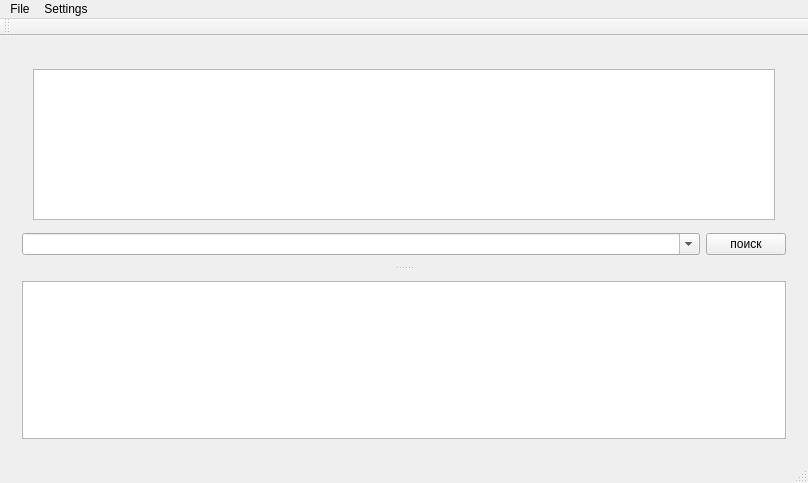
Above: mainwindow.ui from ionson100/bsrlog before the change. Below: the same form after it.
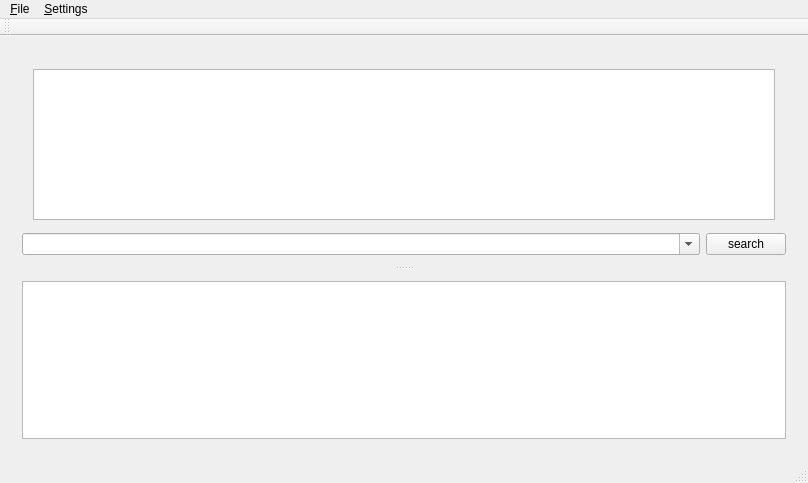
That is the form after the change.

```diff
--- a/mainwindow.ui
+++ b/mainwindow.ui
@@ -64,7 +64,7 @@
           <item>
            <widget class="QPushButton" name="pushButton">
             <property name="text">
-             <string>поиск</string>
+             <string>search</string>
             </property>
            </widget>
           </item>
@@ -97,7 +97,7 @@
    </property>
    <widget class="QMenu" name="menusettings">
     <property name="title">
-     <string>File</string>
+     <string>&amp;File</string>
     </property>
     <addaction name="separator"/>
     <addaction name="actionopen"/>
@@ -105,7 +105,7 @@
    </widget>
    <widget class="QMenu" name="menusettings_2">
     <property name="title">
-     <string>Settings</string>
+     <string>&amp;Settings</string>
     </property>
     <addaction name="actionSearch_list"/>
    </widget>
```
Left out of the diff: 2 changed lines with no effect on the pictures.
